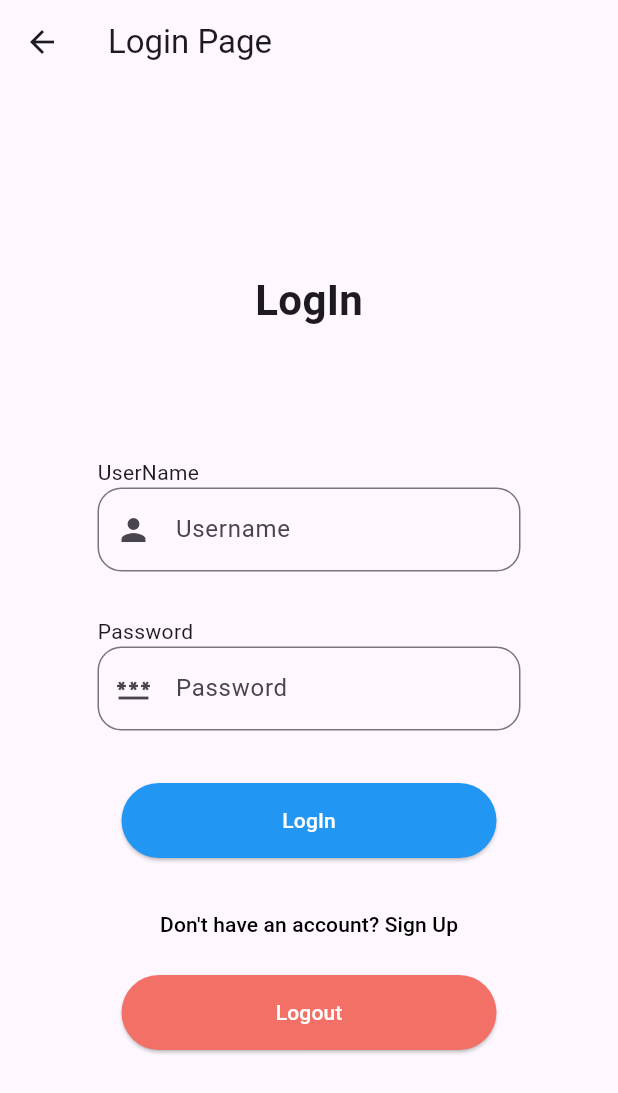
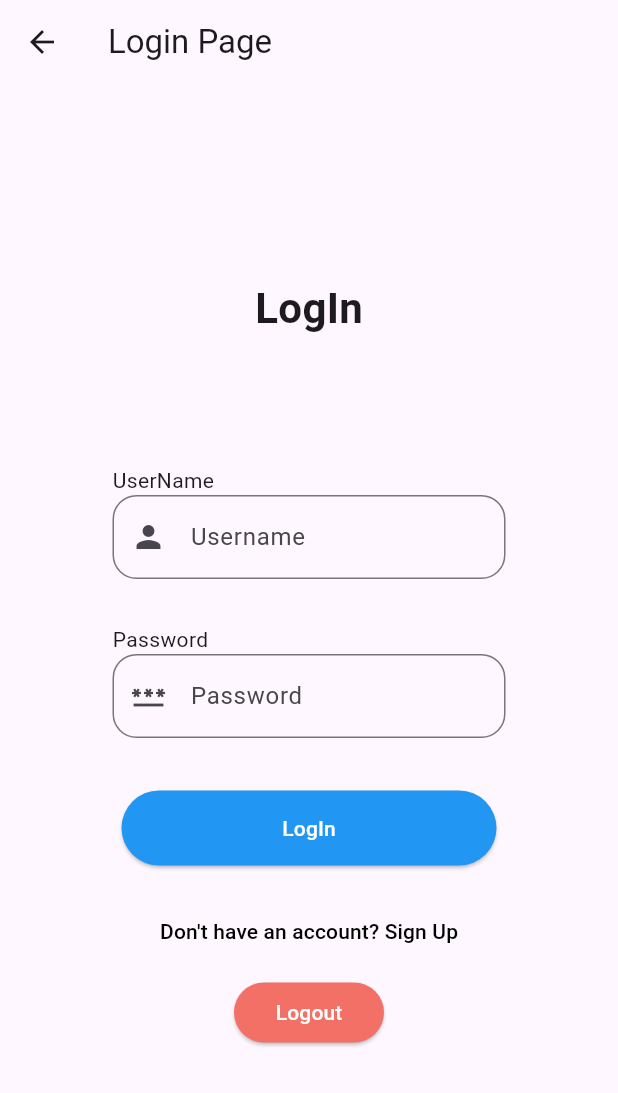
Before and after one commit to NAWAR-AL/task-manager, a Flutter app: the LoginPage screen opened directly, on a phone screen of 412 x 824 dp. Shown: the top 1093 px of the screen. Run offline on Flutter 3.47's test engine with Material 3 defaults, Android fonts, the phone set to English and light mode, and no system bars; our stand-ins replace bloc, dio, flutter_bloc, gap, get_it, shared_preferences; accounts and stored records are empty.

Commit message:
login edit nawar

```diff
--- a/lib/core/constants/api_constants.dart
+++ b/lib/core/constants/api_constants.dart
@@ -1,3 +1,3 @@
 class ApiConstants {
-  static const String baseUrl = "https://fakestoreapi.com/docs";
+  static const String baseUrl = "https://taskback.orbit-eng.net/api";
 }
--- a/lib/core/features/auth/data/datasources/login_remote_data_source.dart
+++ b/lib/core/features/auth/data/datasources/login_remote_data_source.dart
@@ -9,7 +9,7 @@ class LoginRemoteDatasource {
   Future<String> login(LoginModel login) async {
     print(login.toJson());
     final response = await apiClient.dio.post(
-      "https://fakestoreapi.com/auth/login",
+      "https://taskback.orbit-eng.net/api/login",
       data: login.toJson(),
     );
     // print(response.data);
--- a/lib/core/features/auth/data/datasources/register_remote_data_source.dart
+++ b/lib/core/features/auth/data/datasources/register_remote_data_source.dart
@@ -8,7 +8,7 @@ class RegisterRemoteDatasource {
 
   Future<void> register(RegisterModel register) async {
     final response = await apiClient.dio.post(
-      "https://fakestoreapi.com/users",
+      "https://taskback.orbit-eng.net/api/register",
       data: register.toJson(),
     );
     // print(response.statusCode);
--- a/lib/core/features/auth/data/models/register_model.dart
+++ b/lib/core/features/auth/data/models/register_model.dart
@@ -15,7 +15,7 @@ class RegisterModel {
 
   factory RegisterModel.fromJson(Map<String, dynamic> json) {
     return RegisterModel(
-      username: json["usernamr"],
+      username: json["username"],
       email: json["email"],
       password: json["password"],
     );
--- a/lib/core/features/auth/presentation/pages/login_page.dart
+++ b/lib/core/features/auth/presentation/pages/login_page.dart
@@ -46,9 +46,7 @@ class _LoginPageState extends State<LoginPage> {
 
               Navigator.push(
                 context,
-                MaterialPageRoute(
-                  builder: (_) => const Test(),
-                ),
+                MaterialPageRoute(builder: (_) => const Test()),
               );
             }
 
@@ -88,15 +86,13 @@ class _LoginPageState extends State<LoginPage> {
       child: BlocBuilder<LoginCubit, LoginState>(
         builder: (context, state) {
           return Scaffold(
-            appBar: AppBar(
-              title: const Text("Login Page"),
-            ),
+            appBar: AppBar(title: const Text("Login Page")),
 
             body: Center(
               child: Padding(
-                padding: const EdgeInsets.all(15),
+                padding: EdgeInsets.all(15),
                 child: Padding(
-                  padding: const EdgeInsets.all(50),
+                  padding: EdgeInsets.all(40),
                   child: Column(
                     mainAxisSize: MainAxisSize.min,
                     children: [
@@ -108,9 +104,13 @@ class _LoginPageState extends State<LoginPage> {
                         ),
                       ),
 
-                      const Gap(85),
+                      Gap(85),
 
-                      const Align(
+                      Padding(
+                        padding: EdgeInsets.only(left: 20, right: 20),
+                        child: Column(
+                          children: [
+                            Align(
                               alignment: Alignment.centerLeft,
                               child: Text("UserName"),
                             ),
@@ -121,13 +121,13 @@ class _LoginPageState extends State<LoginPage> {
                                 floatingLabelBehavior:
                                     FloatingLabelBehavior.never,
                                 labelText: "Username",
-                          prefixIcon: const Icon(Icons.person),
+                                prefixIcon: Icon(Icons.person),
                                 border: OutlineInputBorder(
                                   borderRadius: BorderRadius.circular(16),
                                 ),
                                 focusedBorder: OutlineInputBorder(
                                   borderRadius: BorderRadius.circular(16),
-                            borderSide: const BorderSide(
+                                  borderSide: BorderSide(
                                     color: Colors.black87,
                                     width: 2,
                                   ),
@@ -135,9 +135,9 @@ class _LoginPageState extends State<LoginPage> {
                               ),
                             ),
 
-                      const Gap(30),
+                            Gap(30),
 
-                      const Align(
+                            Align(
                               alignment: Alignment.centerLeft,
                               child: Text("Password"),
                             ),
@@ -149,31 +149,36 @@ class _LoginPageState extends State<LoginPage> {
                                 floatingLabelBehavior:
                                     FloatingLabelBehavior.never,
                                 labelText: "Password",
-                          prefixIcon: const Icon(Icons.password),
+                                prefixIcon: Icon(Icons.password),
                                 border: OutlineInputBorder(
                                   borderRadius: BorderRadius.circular(16),
                                 ),
                                 focusedBorder: OutlineInputBorder(
                                   borderRadius: BorderRadius.circular(16),
-                            borderSide: const BorderSide(
+                                  borderSide: BorderSide(
                                     color: Colors.black87,
                                     width: 2,
                                   ),
                                 ),
                               ),
                             ),
+                          ],
+                        ),
+                      ),
 
-                      const Gap(35),
+                      Gap(35),
 
                       SizedBox(
                         width: 250,
                         height: 50,
                         child: ElevatedButton(
-                          style: const ButtonStyle(
-                            backgroundColor:
-                                WidgetStatePropertyAll(Colors.blue),
-                            foregroundColor:
-                                WidgetStatePropertyAll(Colors.white),
+                          style: ButtonStyle(
+                            backgroundColor: WidgetStatePropertyAll(
+                              Colors.blue,
+                            ),
+                            foregroundColor: WidgetStatePropertyAll(
+                              Colors.white,
+                            ),
                           ),
                           onPressed: state is LoginLaoding
                               ? null
@@ -183,12 +188,10 @@ class _LoginPageState extends State<LoginPage> {
                                     passwordController.text,
                                   );
 
-                                  context
-                                      .read<LoginCubit>()
-                                      .login(login);
+                                  context.read<LoginCubit>().login(login);
                                 },
                           child: state is LoginLaoding
-                              ? const SizedBox(
+                              ? SizedBox(
                                   width: 20,
                                   height: 20,
                                   child: CircularProgressIndicator(
@@ -196,45 +199,43 @@ class _LoginPageState extends State<LoginPage> {
                                     color: Colors.white,
                                   ),
                                 )
-                              : const Text("LogIn"),
+                              : Text("LogIn"),
                         ),
                       ),
 
-                      const Gap(20),
+                      Gap(20),
 
                       TextButton(
                         onPressed: () {
                           Navigator.push(
                             context,
-                            MaterialPageRoute(
-                              builder: (_) => RegisterPage(),
-                            ),
+                            MaterialPageRoute(builder: (_) => RegisterPage()),
                           );
                         },
-                        child: const Text(
+                        child: Text(
                           "Don't have an account? Sign Up",
-                          style: TextStyle(
-                            color: Colors.black,
-                          ),
+                          style: TextStyle(color: Colors.black),
                         ),
                       ),
 
-                      const Gap(10),
+                      Gap(10),
 
                       SizedBox(
-                        width: 250,
-                        height: 50,
+                        width: 100,
+                        height: 40,
                         child: ElevatedButton(
-                          style: const ButtonStyle(
-                            backgroundColor:
-                                WidgetStatePropertyAll(Color.fromARGB(255, 243, 112, 103)),
-                            foregroundColor:
-                                WidgetStatePropertyAll(Colors.white),
+                          style: ButtonStyle(
+                            backgroundColor: WidgetStatePropertyAll(
+                              Color.fromARGB(255, 243, 112, 103),
+                            ),
+                            foregroundColor: WidgetStatePropertyAll(
+                              Colors.white,
+                            ),
                           ),
                           onPressed: () {
                             context.read<LogoutCubit>().logout();
                           },
-                          child: const Text("Logout"),
+                          child: Text("Logout"),
                         ),
                       ),
                     ],
--- a/lib/core/features/auth/presentation/pages/register_page.dart
+++ b/lib/core/features/auth/presentation/pages/register_page.dart
@@ -40,7 +40,7 @@ class _RegisterPageState extends State<RegisterPage> {
 
           Navigator.push(
             context,
-            MaterialPageRoute(builder: (_) => const LoginPage()),
+            MaterialPageRoute(builder: (_) =>  LoginPage()),
           );
         }
 
@@ -69,13 +69,16 @@ class _RegisterPageState extends State<RegisterPage> {
                       ),
                     ),
                     Gap(6),
-                    Text(
-                      "Sign up to continue shopping.",
-                      style: TextStyle(fontSize: 16, color: Colors.grey),
-                    ),
+                    // Text(
+                    //   "Sign up to continue shopping.",
+                    //   style: TextStyle(fontSize: 16, color: Colors.grey),
+                    // ),
 
                     Gap(85),
 
+                    Padding(
+                      padding:  EdgeInsets.only(left: 10, right: 10),
+                      child: Column(children: [
                         Align(
                         alignment: Alignment.centerLeft,
                         child: Text("UserName"),
@@ -151,6 +154,8 @@ class _RegisterPageState extends State<RegisterPage> {
                           labelText: "Password",
                         ),
                       ),
+                      ],),
+                    ),
 
                     Gap(30),
 
@@ -175,8 +180,8 @@ class _RegisterPageState extends State<RegisterPage> {
                               },
                         child: state is RegisterLoading
                             ? SizedBox(
-                                height: 20,
-                                width: 20,
+                                height: 30,
+                                width: 30,
                                 child: CircularProgressIndicator(
                                   strokeWidth: 2,
                                 ),
--- a/lib/core/features/dashboard/presentation/dashboard_bloc.dart
+++ b/lib/core/features/dashboard/presentation/dashboard_bloc.dart
@@ -7,7 +7,7 @@ part 'dashboard_state.dart';
 class DashboardBloc extends Bloc<DashboardEvent, DashboardState> {
   DashboardBloc() : super(DashboardInitial()) {
     on<DashboardEvent>((event, emit) {
-      // TODO: implement event handler
+
     });
   }
 }
--- a/lib/main.dart
+++ b/lib/main.dart
@@ -1,8 +1,10 @@
 import 'package:flutter/material.dart';
 import 'package:flutter_bloc/flutter_bloc.dart';
+
 import 'package:task_manager/core/features/dashboard/presentation/screens/dash.dart';
 import 'package:task_manager/core/features/tasks/presentation/screens/task_screen.dart';
 import 'package:task_manager/core/features/tasks/presentation/task_bloc/task_bloc.dart';
+
 import 'core/di/injection_container.dart';
 import 'core/features/auth/presentation/cubit/register_cubit.dart';
 import 'core/features/auth/presentation/cubit/login_cubit.dart';
@@ -13,8 +15,7 @@ Future<void> main() async {
   WidgetsFlutterBinding.ensureInitialized();
 
   await init();
-
-  runApp(const MyApp());
+runApp(const MyApp());
 }
 
 class MyApp extends StatelessWidget {
@@ -24,16 +25,23 @@ class MyApp extends StatelessWidget {
   Widget build(BuildContext context) {
     return MultiBlocProvider(
       providers: [
-        BlocProvider<RegisterCubit>(create: (_) => sl<RegisterCubit>()),
-        BlocProvider<LoginCubit>(create: (_) => sl<LoginCubit>()),
-        BlocProvider<LogoutCubit>(create: (_) => sl<LogoutCubit>()),
-        BlocProvider<TaskBloc>(create: (_) => sl<TaskBloc>()),
+        BlocProvider<RegisterCubit>(
+          create: (_) => sl<RegisterCubit>(),
+        ),
+        BlocProvider<LoginCubit>(
+          create: (_) => sl<LoginCubit>(),
+        ),
+        BlocProvider<LogoutCubit>(
+          create: (_) => sl<LogoutCubit>(),
+        ),
+        BlocProvider<TaskBloc>(
+          create: (_) => sl<TaskBloc>(),
+        ),
       ],
       child: MaterialApp(
         debugShowCheckedModeBanner: false,
-        home: DashBoardScreen(),
 
-        // TaskScreen()
+        home: const RegisterPage(),
       ),
     );
   }
--- a/pubspec.yaml
+++ b/pubspec.yaml
@@ -39,7 +39,7 @@ dependencies:
   get_it: ^9.2.1
   gap: ^3.0.1
   shared_preferences: ^2.5.5
-  device_preview: ^1.3.1
+
 
 dev_dependencies:
   flutter_test:
```
Also changed, not shown: lib/core/features/tasks/presentation/user.dart (deleted), pubspec.lock, 1 other file. Lines whose indentation alone changed are shown as unchanged.
